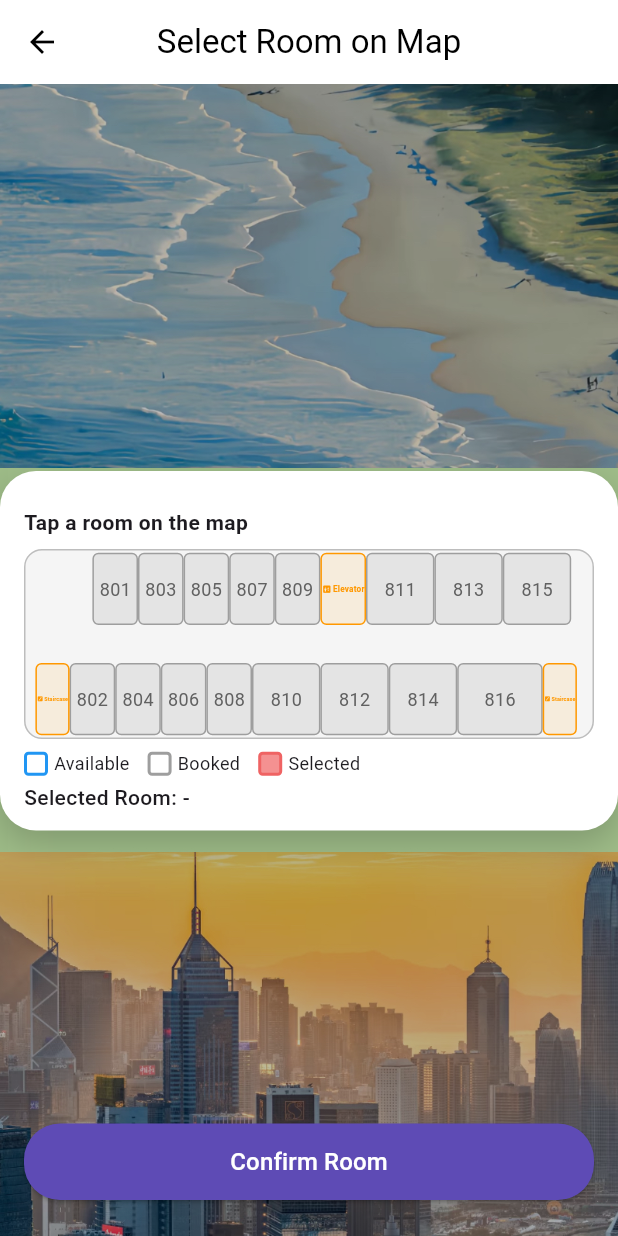
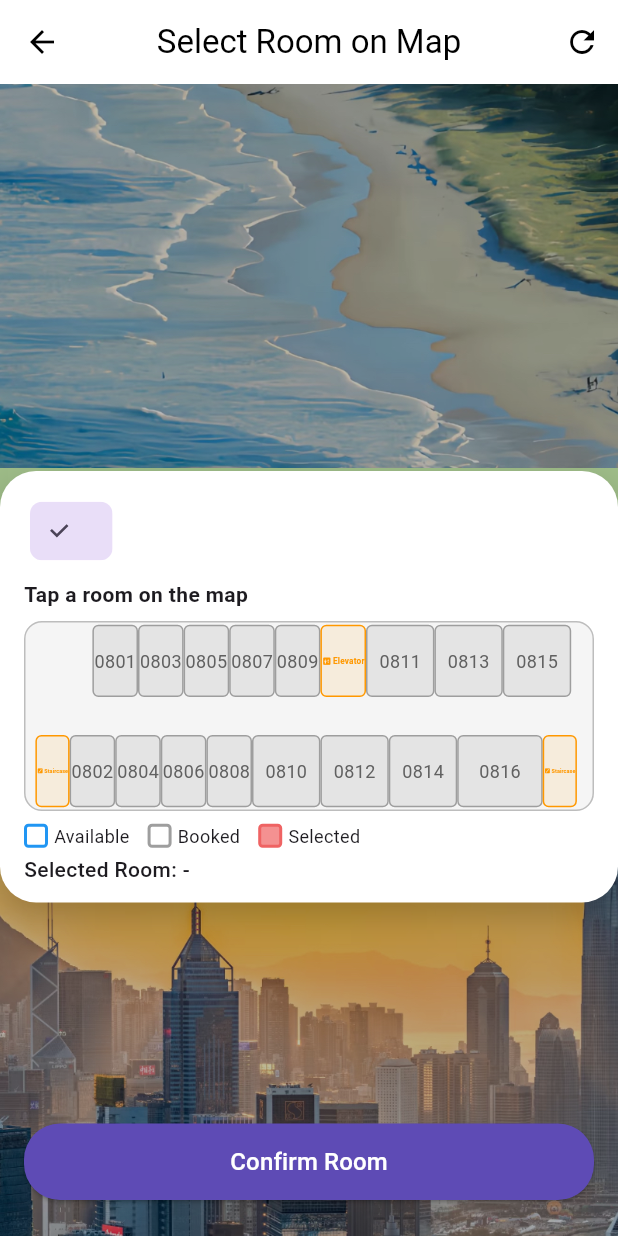
Before and after one commit to kaik14/hotel_reservation_app, a Flutter app: the RoomMapPage screen opened directly with empty values, on a phone screen of 412 x 824 dp. Run offline on Flutter 3.47's test engine with Material 3 defaults, Android fonts, the phone set to English and light mode, and no system bars; our stand-ins replace cloud_firestore, firebase_auth, firebase_core, shared_preferences, video_player; missing offline and left inert: app_state, flutter_stripe, model_viewer_plus, panorama_viewer, star_rating; accounts and stored records are empty.

Commit message:
重复预订问题修复

```diff
--- a/lib/pages/room_map_page.dart
+++ b/lib/pages/room_map_page.dart
@@ -1,20 +1,26 @@
 import 'package:flutter/material.dart';
 import 'room_map_selector.dart';
+import '../utils/booking_availability.dart';
 
 class RoomMapPage extends StatefulWidget {
-  /// 进入页面时默认楼层，比如 '8F'
+  /// 你传进来的 floorId 可能是 8F / 08F，都可以
   final String floorId;
 
-  /// 所有可用房间号（可能包含 801–816、901–916、1201–1216 等）
-  final List<String> availableRooms;
+  /// ✅ rooms collection doc id，例如 "R02"
+  final String roomTypeId;
 
-  /// 如果一开始已经选过房间，可以传进来；否则为 null
+  /// ✅ 用户选的入住/退房日期
+  final DateTime checkIn;
+  final DateTime checkOut;
+
   final String? initialSelectedRoom;
 
   const RoomMapPage({
     super.key,
     required this.floorId,
-    required this.availableRooms,
+    required this.roomTypeId,
+    required this.checkIn,
+    required this.checkOut,
     this.initialSelectedRoom,
   });
 
@@ -23,75 +29,108 @@ class RoomMapPage extends StatefulWidget {
 }
 
 class _RoomMapPageState extends State<RoomMapPage> {
-  /// 当前显示的楼层，形如 '8F'、'12F'
   late String _currentFloorId;
+  String? _selectedRoom;
 
-  /// 当前选中的房间号
-  String? _selectedRoom;
+  bool _loading = true;
+  List<String> _availableRoomsAll = [];
+
+  /// ✅ 把 floorId 统一成两位数格式：8F -> 08F
+  String _normalizeFloorId(String floorId) {
+    final m = RegExp(r'^(\d{1,2})F$').firstMatch(floorId.trim());
+    if (m == null) return floorId.trim();
+    final n = int.tryParse(m.group(1)!) ?? 0;
+    return '${n.toString().padLeft(2, '0')}F';
+  }
 
   @override
   void initState() {
     super.initState();
 
-    _selectedRoom = widget.initialSelectedRoom;
+    _selectedRoom = widget.initialSelectedRoom == null
+        ? null
+        : normalizeRoomNo(widget.initialSelectedRoom!);
 
-    // 先算出有哪些楼层
+    _currentFloorId = _normalizeFloorId(widget.floorId);
+
+    _loadAvailableRooms();
+  }
+
+  Future<void> _loadAvailableRooms() async {
+    setState(() => _loading = true);
+
+    try {
+      final list = await getAvailableRoomNosFromFirestore(
+        roomTypeId: widget.roomTypeId,
+        checkIn: widget.checkIn,
+        checkOut: widget.checkOut,
+      );
+
+      _availableRoomsAll = list.map(normalizeRoomNo).toList();
+
       final floors = _computeFloorIds();
 
-    // 如果传进来的 floorId 在可用楼层里，就用它；否则默认用第一个楼层
-    if (floors.contains(widget.floorId)) {
-      _currentFloorId = widget.floorId;
+      final wanted = _normalizeFloorId(widget.floorId);
+      if (floors.contains(wanted)) {
+        _currentFloorId = wanted;
       } else if (floors.isNotEmpty) {
         _currentFloorId = floors.first;
-    } else {
-      // 防御：没有房间时随便给一个，避免空字符串
-      _currentFloorId = widget.floorId;
+      }
+
+      if (_selectedRoom != null && !_availableRoomsAll.contains(_selectedRoom)) {
+        _selectedRoom = null;
+      }
+    } catch (e) {
+      if (mounted) {
+        ScaffoldMessenger.of(context).showSnackBar(
+          SnackBar(content: Text('Failed to load rooms: $e')),
+        );
       }
     }
 
-  /// 根据 availableRooms 计算有哪些楼层
-  /// 例如 ['801', '802', '902', '1208'] -> ['8F', '9F', '12F']
+    if (mounted) setState(() => _loading = false);
+  }
+
+  /// 从房号提取楼层（只取开头数字，比如 0801 -> 08F，1208 -> 12F）
+  String? _floorIdFromRoomNo(String roomNo) {
+    final rn = normalizeRoomNo(roomNo);
+    final m = RegExp(r'^(\d{2})').firstMatch(rn);
+    if (m == null) return null;
+    return '${m.group(1)}F';
+  }
+
   List<String> _computeFloorIds() {
     final set = <String>{};
 
-    for (final room in widget.availableRooms) {
-      if (room.length >= 3) {
-        // 3 位房号：801 -> 楼层 '8'
-        // 4 位房号：1208 -> 楼层 '12'
-        final floorNumber =
-            room.length == 3 ? room.substring(0, 1) : room.substring(0, 2);
-        set.add('${floorNumber}F');
-      }
+    for (final room in _availableRoomsAll) {
+      final floorId = _floorIdFromRoomNo(room);
+      if (floorId != null) set.add(floorId);
     }
 
     final list = set.toList()
       ..sort((a, b) {
-        // 按数字排序：'8F'、'9F'、'10F'...
         int pa = int.tryParse(a.replaceAll('F', '')) ?? 0;
         int pb = int.tryParse(b.replaceAll('F', '')) ?? 0;
         return pa.compareTo(pb);
       });
+
     return list;
   }
 
-  /// 按楼层过滤可用房间号
   List<String> _roomsForFloor(String floorId) {
-    // '8F' -> '8'，'12F' -> '12'
-    final prefix = floorId.replaceAll('F', '');
-    final rooms = widget.availableRooms
-        .where((r) => r.startsWith(prefix))
-        .toList()
-      ..sort(); // 顺便按房号排序
+    final fid = _normalizeFloorId(floorId);
+    final prefix = fid.replaceAll('F', ''); // 08 / 12
+    final rooms = _availableRoomsAll.where((r) => r.startsWith(prefix)).toList()..sort();
     return rooms;
   }
 
-  /// 切换楼层时调用
   void _changeFloor(String floorId) {
+    final fid = _normalizeFloorId(floorId);
+
     setState(() {
-      _currentFloorId = floorId;
+      _currentFloorId = fid;
 
-      // 如果之前选的房间不属于当前楼层，就清空选中
-      final floorRooms = _roomsForFloor(floorId);
+      final floorRooms = _roomsForFloor(fid);
       if (_selectedRoom != null && !floorRooms.contains(_selectedRoom)) {
         _selectedRoom = null;
       }
@@ -110,8 +149,8 @@ class _RoomMapPageState extends State<RoomMapPage> {
 
   @override
   Widget build(BuildContext context) {
+    final floorIds = _computeFloorIds();
     final floorRooms = _roomsForFloor(_currentFloorId);
-    final floorIds = _computeFloorIds(); // 只包含真正有房间的楼层
 
     return Scaffold(
       appBar: AppBar(
@@ -121,33 +160,46 @@ class _RoomMapPageState extends State<RoomMapPage> {
         elevation: 0,
         iconTheme: const IconThemeData(color: Colors.black),
         foregroundColor: Colors.black,
+        actions: [
+          IconButton(
+            onPressed: _loadAvailableRooms,
+            icon: const Icon(Icons.refresh),
+            tooltip: 'Refresh availability',
+          ),
+        ],
       ),
       body: Stack(
         children: [
-          // 背景图
           Positioned.fill(
-            child: Image.asset(
-              'assets/seacity.jpg', // 你的背景图路径
-              fit: BoxFit.cover,
+            child: Image.asset('assets/seacity.jpg', fit: BoxFit.cover),
+          ),
+          Positioned.fill(child: Container(color: Colors.black26)),
+          SafeArea(
+            child: _loading
+                ? const Center(
+                    child: Card(
+                      child: Padding(
+                        padding: EdgeInsets.all(16),
+                        child: Row(
+                          mainAxisSize: MainAxisSize.min,
+                          children: [
+                            CircularProgressIndicator(),
+                            SizedBox(width: 12),
+                            Text('Loading available rooms...'),
+                          ],
                         ),
                       ),
-          // 半透明蒙层
-          Positioned.fill(
-            child: Container(color: Colors.black26),
                     ),
-
-          SafeArea(
-            child: Column(
+                  )
+                : Column(
                     children: [
                       const SizedBox(height: 12),
-
                       Expanded(
                         child: Align(
-    alignment: Alignment.topCenter, // 顶部居中
+                          alignment: Alignment.topCenter,
                           child: Padding(
-      padding: const EdgeInsets.only(top: 246), // 往下 24px，数值越大越靠下
+                            padding: const EdgeInsets.only(top: 246),
                             child: Container(
-        margin: const EdgeInsets.symmetric(horizontal: 0),
                               padding: const EdgeInsets.fromLTRB(16, 16, 16, 12),
                               decoration: BoxDecoration(
                                 color: Colors.white,
@@ -164,19 +216,17 @@ class _RoomMapPageState extends State<RoomMapPage> {
                                 mainAxisSize: MainAxisSize.min,
                                 crossAxisAlignment: CrossAxisAlignment.start,
                                 children: [
-                          // ---------- 楼层切换按钮（根据 availableRooms 动态生成） ----------
                                   SingleChildScrollView(
                                     scrollDirection: Axis.horizontal,
                                     child: Row(
-                              mainAxisAlignment: MainAxisAlignment.center,
-                              children: floorIds.map((floorId) {
+                                      children: (floorIds.isEmpty ? [_currentFloorId] : floorIds)
+                                          .map((fid) {
                                         return Padding(
-                                  padding:
-                                      const EdgeInsets.symmetric(horizontal: 4),
+                                          padding: const EdgeInsets.symmetric(horizontal: 4),
                                           child: ChoiceChip(
-                                    label: Text(floorId),
-                                    selected: _currentFloorId == floorId,
-                                    onSelected: (_) => _changeFloor(floorId),
+                                            label: Text(fid),
+                                            selected: _currentFloorId == fid,
+                                            onSelected: (_) => _changeFloor(fid),
                                           ),
                                         );
                                       }).toList(),
@@ -184,7 +234,6 @@ class _RoomMapPageState extends State<RoomMapPage> {
                                   ),
                                   const SizedBox(height: 8),
 
-                          // ---------- 地图选房 ----------
                                   RoomMapSelector(
                                     floorId: _currentFloorId,
                                     availableRooms: floorRooms,
@@ -199,7 +248,6 @@ class _RoomMapPageState extends State<RoomMapPage> {
                           ),
                         ),
                       ),
-                // 底部确认按钮
                       Padding(
                         padding: const EdgeInsets.fromLTRB(16, 0, 16, 24),
                         child: SizedBox(
@@ -215,10 +263,7 @@ class _RoomMapPageState extends State<RoomMapPage> {
                             ),
                             child: const Text(
                               'Confirm Room',
-                        style: TextStyle(
-                          fontSize: 16,
-                          color: Colors.white,
-                        ),
+                              style: TextStyle(fontSize: 16, color: Colors.white),
                             ),
                           ),
                         ),
--- a/lib/pages/room_map_selector.dart
+++ b/lib/pages/room_map_selector.dart
@@ -1,4 +1,5 @@
 import 'package:flutter/material.dart';
+import '../utils/booking_availability.dart';
 
 /// ------- 房间在地图上的数据 -------
 
@@ -20,62 +21,62 @@ class MapRoom {
 
 /// 8 楼布局：上排 + 下排（只管 801–816 房间）
 
-const List<MapRoom> floor8Rooms = [
+const List<MapRoom> floor08Rooms = [
   // ---------- 上排 ----------
-  MapRoom(roomNo: '801', left: 0.12, top: 0.02, width: 0.08, height: 0.38),
-  MapRoom(roomNo: '803', left: 0.20, top: 0.02, width: 0.08, height: 0.38),
-  MapRoom(roomNo: '805', left: 0.28, top: 0.02, width: 0.08, height: 0.38),
-  MapRoom(roomNo: '807', left: 0.36, top: 0.02, width: 0.08, height: 0.38),
-  MapRoom(roomNo: '809', left: 0.44, top: 0.02, width: 0.08, height: 0.38),
+  MapRoom(roomNo: '0801', left: 0.12, top: 0.02, width: 0.08, height: 0.38),
+  MapRoom(roomNo: '0803', left: 0.20, top: 0.02, width: 0.08, height: 0.38),
+  MapRoom(roomNo: '0805', left: 0.28, top: 0.02, width: 0.08, height: 0.38),
+  MapRoom(roomNo: '0807', left: 0.36, top: 0.02, width: 0.08, height: 0.38),
+  MapRoom(roomNo: '0809', left: 0.44, top: 0.02, width: 0.08, height: 0.38),
   // 0.60 位置留给“电梯”
-  MapRoom(roomNo: '811', left: 0.60, top: 0.02, width: 0.12, height: 0.38),
-  MapRoom(roomNo: '813', left: 0.72, top: 0.02, width: 0.12, height: 0.38),
-  MapRoom(roomNo: '815', left: 0.84, top: 0.02, width: 0.12, height: 0.38),
+  MapRoom(roomNo: '0811', left: 0.60, top: 0.02, width: 0.12, height: 0.38),
+  MapRoom(roomNo: '0813', left: 0.72, top: 0.02, width: 0.12, height: 0.38),
+  MapRoom(roomNo: '0815', left: 0.84, top: 0.02, width: 0.12, height: 0.38),
 
   // ---------- 下排 ----------
   // 0.02 和 0.90 两边留给“楼梯”
-  MapRoom(roomNo: '802', left: 0.08, top: 0.60, width: 0.08, height: 0.38),
-  MapRoom(roomNo: '804', left: 0.16, top: 0.60, width: 0.08, height: 0.38),
-  MapRoom(roomNo: '806', left: 0.24, top: 0.60, width: 0.08, height: 0.38),
-  MapRoom(roomNo: '808', left: 0.32, top: 0.60, width: 0.08, height: 0.38),
-  MapRoom(roomNo: '810', left: 0.40, top: 0.60, width: 0.12, height: 0.38),
-  MapRoom(roomNo: '812', left: 0.52, top: 0.60, width: 0.12, height: 0.38),
-  MapRoom(roomNo: '814', left: 0.64, top: 0.60, width: 0.12, height: 0.38),
-  MapRoom(roomNo: '816', left: 0.76, top: 0.60, width: 0.15, height: 0.38),
+  MapRoom(roomNo: '0802', left: 0.08, top: 0.60, width: 0.08, height: 0.38),
+  MapRoom(roomNo: '0804', left: 0.16, top: 0.60, width: 0.08, height: 0.38),
+  MapRoom(roomNo: '0806', left: 0.24, top: 0.60, width: 0.08, height: 0.38),
+  MapRoom(roomNo: '0808', left: 0.32, top: 0.60, width: 0.08, height: 0.38),
+  MapRoom(roomNo: '0810', left: 0.40, top: 0.60, width: 0.12, height: 0.38),
+  MapRoom(roomNo: '0812', left: 0.52, top: 0.60, width: 0.12, height: 0.38),
+  MapRoom(roomNo: '0814', left: 0.64, top: 0.60, width: 0.12, height: 0.38),
+  MapRoom(roomNo: '0816', left: 0.76, top: 0.60, width: 0.15, height: 0.38),
 ];
 
 /// 9 楼布局：和 8 楼一样，只是房号从 901–916
-const List<MapRoom> floor9Rooms = [
+const List<MapRoom> floor09Rooms = [
   // ---------- 上排 ----------
-  MapRoom(roomNo: '901', left: 0.12, top: 0.02, width: 0.08, height: 0.38),
-  MapRoom(roomNo: '903', left: 0.20, top: 0.02, width: 0.08, height: 0.38),
-  MapRoom(roomNo: '905', left: 0.28, top: 0.02, width: 0.08, height: 0.38),
-  MapRoom(roomNo: '907', left: 0.36, top: 0.02, width: 0.08, height: 0.38),
-  MapRoom(roomNo: '909', left: 0.44, top: 0.02, width: 0.08, height: 0.38),
-  MapRoom(roomNo: '911', left: 0.60, top: 0.02, width: 0.12, height: 0.38),
-  MapRoom(roomNo: '913', left: 0.72, top: 0.02, width: 0.12, height: 0.38),
-  MapRoom(roomNo: '915', left: 0.84, top: 0.02, width: 0.12, height: 0.38),
+  MapRoom(roomNo: '0901', left: 0.12, top: 0.02, width: 0.08, height: 0.38),
+  MapRoom(roomNo: '0903', left: 0.20, top: 0.02, width: 0.08, height: 0.38),
+  MapRoom(roomNo: '0905', left: 0.28, top: 0.02, width: 0.08, height: 0.38),
+  MapRoom(roomNo: '0907', left: 0.36, top: 0.02, width: 0.08, height: 0.38),
+  MapRoom(roomNo: '0909', left: 0.44, top: 0.02, width: 0.08, height: 0.38),
+  MapRoom(roomNo: '0911', left: 0.60, top: 0.02, width: 0.12, height: 0.38),
+  MapRoom(roomNo: '0913', left: 0.72, top: 0.02, width: 0.12, height: 0.38),
+  MapRoom(roomNo: '0915', left: 0.84, top: 0.02, width: 0.12, height: 0.38),
 
   // ---------- 下排 ----------
-  MapRoom(roomNo: '902', left: 0.08, top: 0.60, width: 0.08, height: 0.38),
-  MapRoom(roomNo: '904', left: 0.16, top: 0.60, width: 0.08, height: 0.38),
-  MapRoom(roomNo: '906', left: 0.24, top: 0.60, width: 0.08, height: 0.38),
-  MapRoom(roomNo: '908', left: 0.32, top: 0.60, width: 0.08, height: 0.38),
-  MapRoom(roomNo: '910', left: 0.40, top: 0.60, width: 0.12, height: 0.38),
-  MapRoom(roomNo: '912', left: 0.52, top: 0.60, width: 0.12, height: 0.38),
-  MapRoom(roomNo: '914', left: 0.64, top: 0.60, width: 0.12, height: 0.38),
-  MapRoom(roomNo: '916', left: 0.76, top: 0.60, width: 0.15, height: 0.38),
+  MapRoom(roomNo: '0902', left: 0.08, top: 0.60, width: 0.08, height: 0.38),
+  MapRoom(roomNo: '0904', left: 0.16, top: 0.60, width: 0.08, height: 0.38),
+  MapRoom(roomNo: '0906', left: 0.24, top: 0.60, width: 0.08, height: 0.38),
+  MapRoom(roomNo: '0908', left: 0.32, top: 0.60, width: 0.08, height: 0.38),
+  MapRoom(roomNo: '0910', left: 0.40, top: 0.60, width: 0.12, height: 0.38),
+  MapRoom(roomNo: '0912', left: 0.52, top: 0.60, width: 0.12, height: 0.38),
+  MapRoom(roomNo: '0914', left: 0.64, top: 0.60, width: 0.12, height: 0.38),
+  MapRoom(roomNo: '0916', left: 0.76, top: 0.60, width: 0.15, height: 0.38),
 ];
 
 /// 10 楼布局
 const List<MapRoom> floor10Rooms = [
   // ---------- 上排 ----------
   MapRoom(roomNo: '1001', left: 0.05, top: 0.02, width: 0.12, height: 0.38),
-  MapRoom(roomNo: '1005', left: 0.17, top: 0.02, width: 0.12, height: 0.38),
-  MapRoom(roomNo: '1007', left: 0.29, top: 0.02, width: 0.12, height: 0.38),
-  MapRoom(roomNo: '1009', left: 0.41, top: 0.02, width: 0.11, height: 0.38),
-  MapRoom(roomNo: '1011', left: 0.60, top: 0.02, width: 0.12, height: 0.38),
-  MapRoom(roomNo: '1013', left: 0.72, top: 0.02, width: 0.09, height: 0.38),
+  MapRoom(roomNo: '1003', left: 0.17, top: 0.02, width: 0.12, height: 0.38),
+  MapRoom(roomNo: '1005', left: 0.29, top: 0.02, width: 0.12, height: 0.38),
+  MapRoom(roomNo: '1007', left: 0.41, top: 0.02, width: 0.11, height: 0.38),
+  MapRoom(roomNo: '1009', left: 0.60, top: 0.02, width: 0.12, height: 0.38),
+  MapRoom(roomNo: '1011', left: 0.72, top: 0.02, width: 0.09, height: 0.38),
   MapRoom(roomNo: '1013', left: 0.81, top: 0.02, width: 0.08, height: 0.38),
   MapRoom(roomNo: '1015', left: 0.89, top: 0.02, width: 0.08, height: 0.38),
 
@@ -94,11 +95,11 @@ const List<MapRoom> floor10Rooms = [
 const List<MapRoom> floor11Rooms = [
   // ---------- 上排 ----------
   MapRoom(roomNo: '1101', left: 0.05, top: 0.02, width: 0.12, height: 0.38),
-  MapRoom(roomNo: '1105', left: 0.17, top: 0.02, width: 0.12, height: 0.38),
-  MapRoom(roomNo: '1107', left: 0.29, top: 0.02, width: 0.12, height: 0.38),
-  MapRoom(roomNo: '1109', left: 0.41, top: 0.02, width: 0.11, height: 0.38),
-  MapRoom(roomNo: '1111', left: 0.60, top: 0.02, width: 0.12, height: 0.38),
-  MapRoom(roomNo: '1113', left: 0.72, top: 0.02, width: 0.09, height: 0.38),
+  MapRoom(roomNo: '1103', left: 0.17, top: 0.02, width: 0.12, height: 0.38),
+  MapRoom(roomNo: '1105', left: 0.29, top: 0.02, width: 0.12, height: 0.38),
+  MapRoom(roomNo: '1107', left: 0.41, top: 0.02, width: 0.11, height: 0.38),
+  MapRoom(roomNo: '1109', left: 0.60, top: 0.02, width: 0.12, height: 0.38),
+  MapRoom(roomNo: '1111', left: 0.72, top: 0.02, width: 0.09, height: 0.38),
   MapRoom(roomNo: '1113', left: 0.81, top: 0.02, width: 0.08, height: 0.38),
   MapRoom(roomNo: '1115', left: 0.89, top: 0.02, width: 0.08, height: 0.38),
 
@@ -381,11 +382,11 @@ const List<MapRoom> floor26Rooms = [
 
 List<MapRoom> getRoomsForFloor(String floorId) {
   switch (floorId) {
-    case '8F':
-      return floor8Rooms;
+    case '08F':
+      return floor08Rooms;
     // 以后有 9F、10F 在这里继续加 case
-    case '9F':
-      return floor9Rooms;   // 👈 新增 9 楼
+    case '09F':
+      return floor09Rooms;   // 👈 新增 9 楼
     case '10F':
       return floor10Rooms;
     case '11F':
@@ -421,7 +422,7 @@ List<MapRoom> getRoomsForFloor(String floorId) {
     case '26F':
       return floor26Rooms;
     default:
-      return floor8Rooms;
+      return floor08Rooms;
   }
 }
 
@@ -445,6 +446,10 @@ class RoomMapSelector extends StatelessWidget {
   Widget build(BuildContext context) {
     final rooms = getRoomsForFloor(floorId);
 
+    // ✅ 统一可用房号格式（避免 801 vs 0801 对不上）
+    final availableSet = availableRooms.map(normalizeRoomNo).toSet();
+    final selected = selectedRoom == null ? null : normalizeRoomNo(selectedRoom!);
+
     return Column(
       crossAxisAlignment: CrossAxisAlignment.start,
       children: [
@@ -462,7 +467,6 @@ class RoomMapSelector extends StatelessWidget {
 
               return Stack(
                 children: [
-                  // 背景框
                   Container(
                     decoration: BoxDecoration(
                       color: Colors.grey[100],
@@ -471,19 +475,15 @@ class RoomMapSelector extends StatelessWidget {
                     ),
                   ),
 
-                  // ------- 房间块（可点击） -------
                   for (final mapRoom in rooms)
                     Positioned(
                       left: mapRoom.left * w,
                       top: mapRoom.top * h,
                       width: mapRoom.width * w,
                       height: mapRoom.height * h,
-                      child: _buildRoomBox(mapRoom),
+                      child: _buildRoomBox(mapRoom, availableSet, selected),
                     ),
 
-                  // ------- 楼梯 & 电梯（不可点击，只是标注） -------
-
-                  // 左下楼梯
                   Positioned(
                     left: 0.02 * w,
                     top: 0.60 * h,
@@ -491,8 +491,6 @@ class RoomMapSelector extends StatelessWidget {
                     height: 0.38 * h,
                     child: _buildUtilityBox("Staircase", Icons.stairs),
                   ),
-
-                  // 右下楼梯
                   Positioned(
                     left: 0.91 * w,
                     top: 0.60 * h,
@@ -500,8 +498,6 @@ class RoomMapSelector extends StatelessWidget {
                     height: 0.38 * h,
                     child: _buildUtilityBox("Staircase", Icons.stairs),
                   ),
-
-                  // 中间电梯
                   Positioned(
                     left: 0.52 * w,
                     top: 0.02 * h,
@@ -516,7 +512,6 @@ class RoomMapSelector extends StatelessWidget {
         ),
         const SizedBox(height: 8),
 
-        // 房间状态图例
         Row(
           children: [
             _buildLegendBox(Colors.blue, "Available"),
@@ -528,22 +523,18 @@ class RoomMapSelector extends StatelessWidget {
         ),
         const SizedBox(height: 4),
 
-
         Text(
-          selectedRoom == null
-              ? "Selected Room: -"
-              : "Selected Room: $selectedRoom",
+          selected == null ? "Selected Room: -" : "Selected Room: $selected",
           style: const TextStyle(fontWeight: FontWeight.w500),
         ),
       ],
     );
   }
 
-  /// ------- 单个房间块（可点击） -------
-
-  Widget _buildRoomBox(MapRoom mapRoom) {
-    final bool isAvailable = availableRooms.contains(mapRoom.roomNo);
-    final bool isSelected = selectedRoom == mapRoom.roomNo;
+  Widget _buildRoomBox(MapRoom mapRoom, Set<String> availableSet, String? selected) {
+    final mapNo = normalizeRoomNo(mapRoom.roomNo);
+    final bool isAvailable = availableSet.contains(mapNo);
+    final bool isSelected = selected == mapNo;
 
     Color borderColor;
     Color fillColor;
@@ -563,8 +554,8 @@ class RoomMapSelector extends StatelessWidget {
 
     return GestureDetector(
       onTap: () {
-        if (!isAvailable) return; // 已被预订不能选
-        onSelected(mapRoom.roomNo);
+        if (!isAvailable) return;
+        onSelected(mapNo);
       },
       child: AnimatedContainer(
         duration: const Duration(milliseconds: 160),
@@ -577,7 +568,7 @@ class RoomMapSelector extends StatelessWidget {
         child: FittedBox(
           fit: BoxFit.scaleDown,
           child: Text(
-            mapRoom.roomNo,
+            mapNo,
             style: TextStyle(
               fontSize: 12,
               color: !isAvailable ? Colors.grey.shade700 : Colors.black,
@@ -587,8 +578,6 @@ class RoomMapSelector extends StatelessWidget {
       ),
     );
   }
-
-  /// ------- 楼梯 / 电梯标注块（不可点击） -------
 
   Widget _buildUtilityBox(String label, IconData icon) {
     return IgnorePointer(
@@ -621,8 +610,6 @@ class RoomMapSelector extends StatelessWidget {
     );
   }
 
-  /// ------- 图例小方块 -------
-
   Widget _buildLegendBox(Color color, String label, {bool filled = false}) {
     return Row(
       mainAxisSize: MainAxisSize.min,
```
Also changed, not shown: lib/pages/room_detail_page.dart (+135 -139 lines), lib/utils/booking_availability.dart (added, +97 -0 lines). Lines whose indentation alone changed are shown as unchanged.
